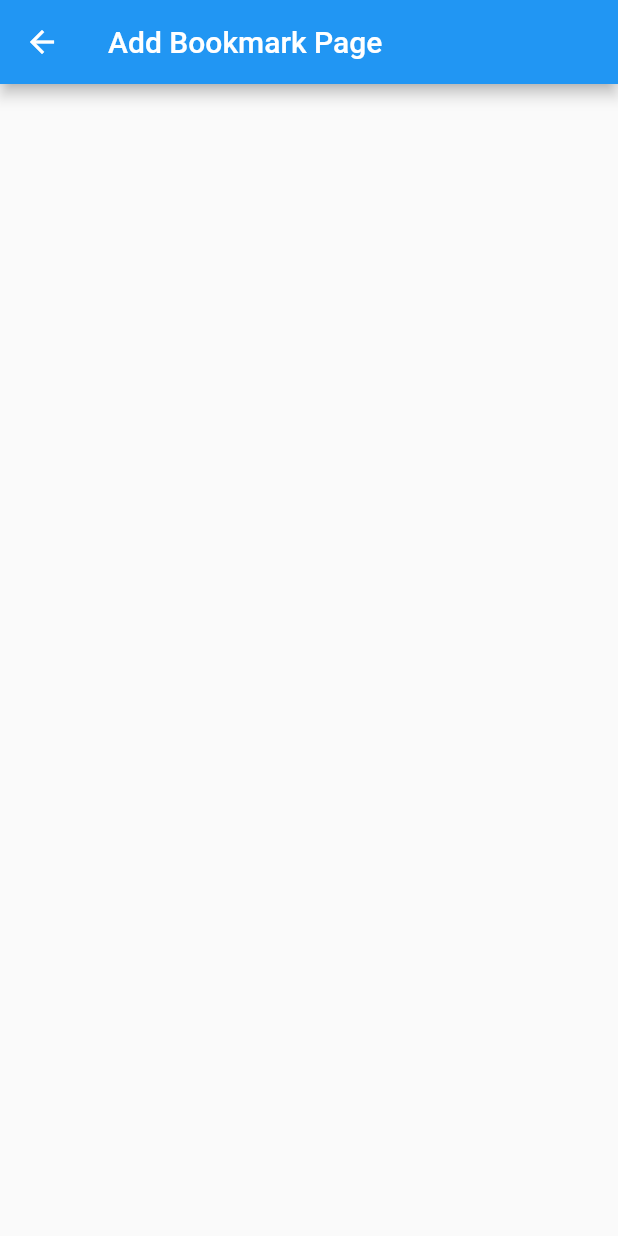
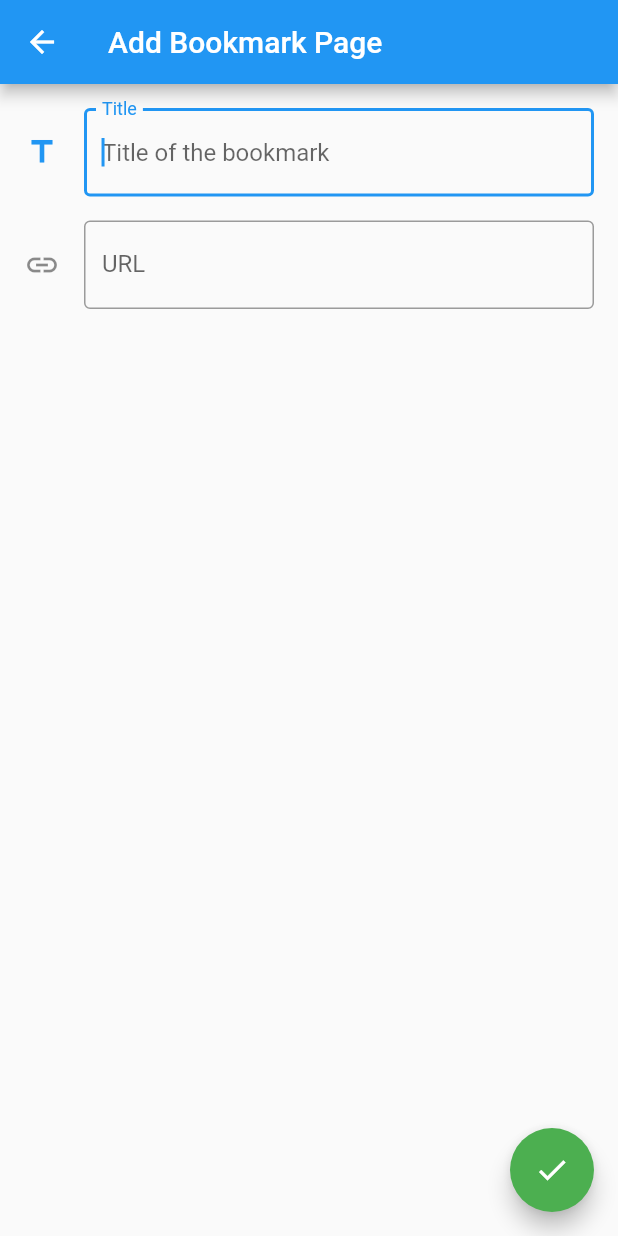
Before and after one commit to Success0452/bookmark, a Flutter app: the screen it shows after launch, after a tap on "Add", on a phone screen of 412 x 824 dp. Run offline on Flutter 3.47's test engine with Material 2 defaults, Android fonts, the phone set to English and light mode, and no system bars; our stand-ins replace webview_flutter.

Commit message:
Implemented Adding bookmark Ui and validation

```diff
--- a/lib/main.dart
+++ b/lib/main.dart
@@ -7,6 +7,7 @@ void main() {
 
 class MyBookMarksApp extends StatelessWidget {
   const MyBookMarksApp({Key? key}) : super(key: key);
+
   @override
   Widget build(BuildContext context) {
     return MaterialApp(
--- a/lib/page/add_bookmark_page.dart
+++ b/lib/page/add_bookmark_page.dart
@@ -1,12 +1,99 @@
 import 'package:flutter/material.dart';
 
-class AddBookPage extends StatelessWidget {
-  const AddBookPage({Key? key}) : super(key: key);
+class AddBookPage extends StatefulWidget {
+
+  AddBookPage({Key? key}) : super(key: key);
+
+  @override
+  State<AddBookPage> createState() => _AddBookPageState();
+}
+
+class _AddBookPageState extends State<AddBookPage> {
+  final _titleTextFieldController = TextEditingController();
+
+  final _linkTextFieldController = TextEditingController();
+
+  final _linkFocusNode = FocusNode();
 
   @override
   Widget build(BuildContext context) {
     return Scaffold(
       appBar: AppBar(title: const Text("Add Bookmark Page"),),
+      floatingActionButton: Builder(
+        builder: (BuildContext context) {
+          return FloatingActionButton(
+            child: const Icon(Icons.check),
+            backgroundColor: Colors.green,
+            onPressed: () {
+              String title = _titleTextFieldController.text;
+              String link = _linkTextFieldController.text;
+
+              Scaffold.of(context).hideCurrentSnackBar();
+              if(isInputValid(title, link)){
+
+              }else{
+                showInputError(context, title, link);
+              }
+            },
+          );
+        }
+      ),
+      body: Padding(
+        padding: const EdgeInsets.all(16),
+        child: Column(
+          children: [
+            TextFormField(
+              controller: _titleTextFieldController,
+              textInputAction: TextInputAction.next,
+              autofocus: true,
+              onFieldSubmitted: (textInput) {
+                FocusScope.of(context).requestFocus(_linkFocusNode);
+              },
+              decoration: const InputDecoration(
+                icon: Icon(Icons.title),
+                labelText: "Title",
+                hintText: "Title of the bookmark",
+                border: OutlineInputBorder()
+              ),
+            ),
+            const SizedBox(height: 16.0,),
+            TextFormField(
+              focusNode: _linkFocusNode,
+              controller: _linkTextFieldController,
+              decoration: const InputDecoration(
+                  icon: Icon(Icons.link),
+                  labelText: "URL",
+                  hintText: "Webpage link",
+                  border: OutlineInputBorder()
+              ),
+            ),
+          ],
+        ),
+      ),
     );
   }
+
+  @override
+  void dispose() {
+    _titleTextFieldController.dispose();
+    _linkTextFieldController.dispose();
+    _linkFocusNode.dispose();
+    super.dispose();
+  }
+
+  bool isInputValid(String title, String link) {
+    return title.isNotEmpty && link.isNotEmpty;
+  }
+
+  void showInputError(BuildContext context, String title, String link) {
+    if(title.isEmpty){
+      showSnackBar(context, "Title is Empty");
+    }else if(link.isEmpty){
+      showSnackBar(context, "Link is Empty");
+    }
+  }
+
+  void showSnackBar(BuildContext context, String message){
+    Scaffold.of(context).showSnackBar(SnackBar(content: Text(message)));
+  }
 }
--- a/lib/util/navigation_util.dart
+++ b/lib/util/navigation_util.dart
@@ -11,6 +11,6 @@ void navigateToViewBookmarkPage(Bookmark bookmark, BuildContext context){
 
 void navigateToAddBookmarkPage(BuildContext context){
   Navigator.of(context).push(
-    MaterialPageRoute(builder: (context) => const AddBookPage()),
+    MaterialPageRoute(builder: (context) => AddBookPage()),
   );
 }
```
